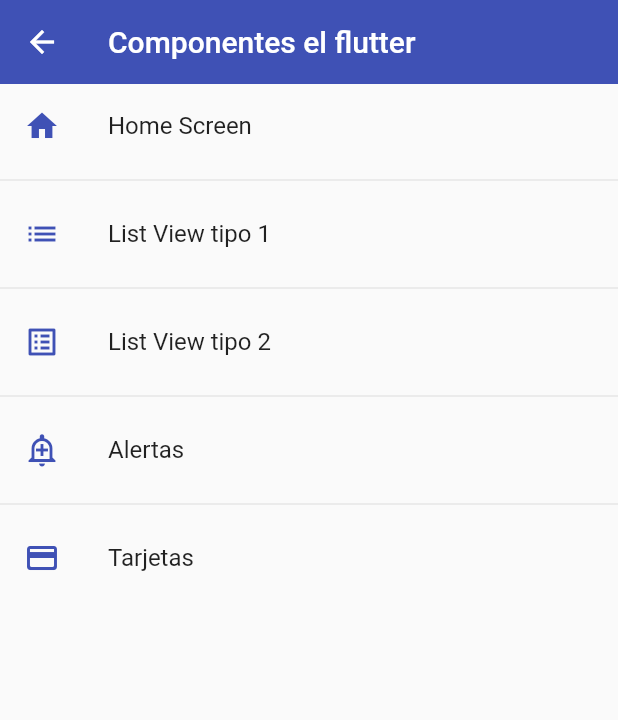
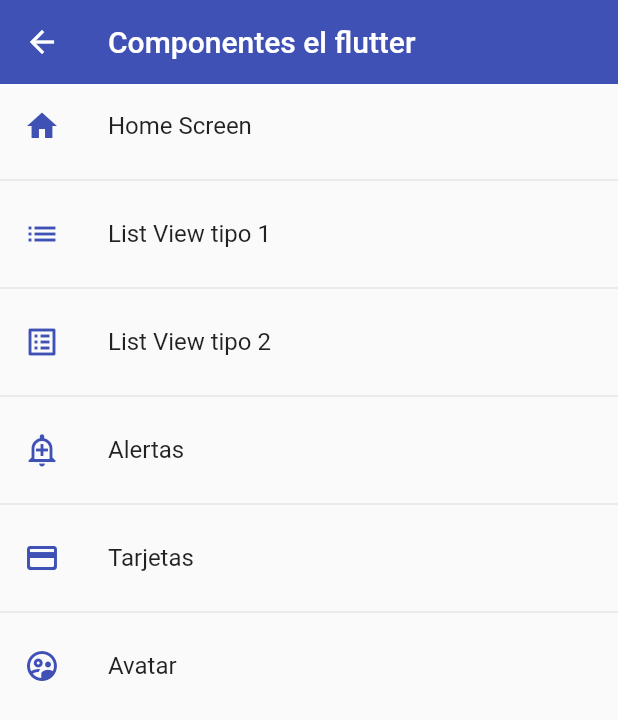
Before and after one commit to agupalavecino97/flutter_components, a Flutter app: the screen it shows after launch, on a phone screen of 412 x 824 dp. Shown: the top 720 px of the screen. Run offline on Flutter 3.47's test engine with Material 2 defaults, Android fonts, the light colour scheme and no system bars.

Commit message:
uso de un componente con circleAvatar

```diff
--- a/lib/router/app_router.dart
+++ b/lib/router/app_router.dart
@@ -32,6 +32,11 @@ class AppRoutes {
         name: 'Tarjetas',
         scren: const CardScreen(),
         icon: Icons.credit_card_rounded),
+    MenuOption(
+        route: '/avatar',
+        name: 'Avatar',
+        scren: const AvatarScreen(),
+        icon: Icons.supervised_user_circle_outlined),
   ];
 
   static Map<String, Widget Function(BuildContext)> getAppRoutes() {
--- a/lib/screens/screens.dart
+++ b/lib/screens/screens.dart
@@ -1,3 +1,4 @@
+export 'package:flutter_components/screens/avatar_screen.dart';
 export 'package:flutter_components/screens/home_screen.dart';
 export 'package:flutter_components/screens/card_screen.dart';
 export 'package:flutter_components/screens/alert_screen.dart';
```
Also changed, not shown: lib/screens/avatar_screen.dart (added, +29 -0 lines), assets/Stan_Lee.jpg (added).
